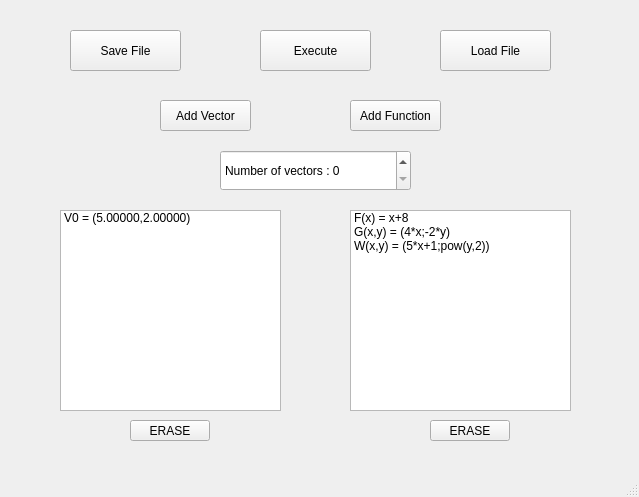
Samy206/Evaluation_vectorielle, file Affichage/mainwindow.ui: the form before one commit.
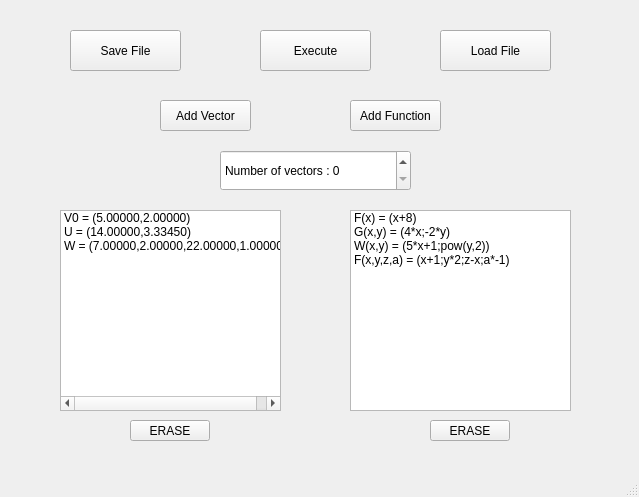
The form after the commit.

```diff
--- a/Affichage/mainwindow.ui
+++ b/Affichage/mainwindow.ui
@@ -28,6 +28,16 @@
       <string>V0 = (5.00000,2.00000)</string>
      </property>
     </item>
+    <item>
+     <property name="text">
+      <string>U = (14.00000,3.33450)</string>
+     </property>
+    </item>
+    <item>
+     <property name="text">
+      <string>W = (7.00000,2.00000,22.00000,1.00000)</string>
+     </property>
+    </item>
    </widget>
    <widget class="QPushButton" name="Button_excute">
     <property name="geometry">
@@ -53,7 +63,7 @@
     </property>
     <item>
      <property name="text">
-      <string>F(x) = x+8</string>
+      <string>F(x) = (x+8)</string>
      </property>
     </item>
     <item>
@@ -66,6 +76,11 @@
       <string>W(x,y) = (5*x+1;pow(y,2))</string>
      </property>
     </item>
+    <item>
+     <property name="text">
+      <string>F(x,y,z,a) = (x+1;y*2;z-x;a*-1)</string>
+     </property>
+    </item>
    </widget>
    <widget class="QPushButton" name="Button_erase_vect">
     <property name="geometry">
```
